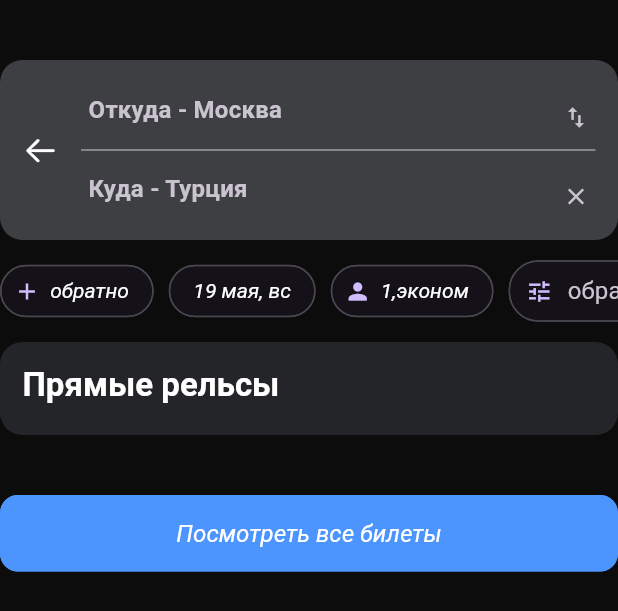
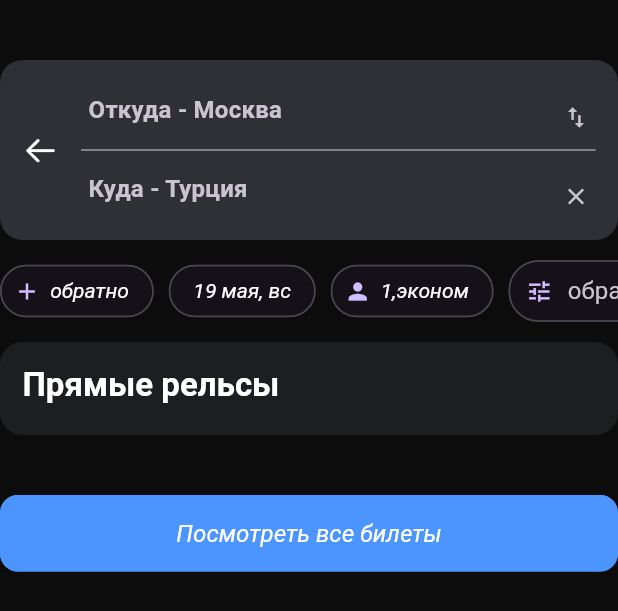
Before and after one commit to leokushio/ticket_finder, a Flutter app: the PickCountryScreen widget shown alone on an empty page, opened directly, on a phone screen of 412 x 824 dp. Shown: the top 611 px of the screen. Run offline on Flutter 3.47's test engine with Material 3 defaults, Android fonts, the phone set to English and light mode, and no system bars; our stand-ins replace iconsax; network calls fail; Roboto replaces fonts that are missing (SFProDisplay); project files that could hold a hidden picture were left out.

Commit message:
update 0.1

```diff
--- a/lib/providers/api_provider.dart
+++ b/lib/providers/api_provider.dart
@@ -2,6 +2,7 @@
 
 import 'package:flutter/material.dart';
 import 'package:http/http.dart';
+import 'package:ticket_finder/models/api/all_tickets_model.dart';
 import 'package:ticket_finder/models/api/offers_model.dart';
 import 'package:http/http.dart' as http;
 import 'package:ticket_finder/models/api/ticket_offers_model.dart';
@@ -14,11 +15,17 @@ class APIProvider extends ChangeNotifier{
   static const ticketOffersURL =
     'https://run.mocky.io/v3/7e55bf02-89ff-4847-9eb7-7d83ef884017';
 
+  static const allTicketsURL =
+    'https://run.mocky.io/v3/670c3d56-7f03-4237-9e34-d437a9e56ebf';
+
   bool isLoadingOffers = true;
   bool isLoadingTicketOffers = true;
+  bool isLoadingAllTickets = true;
   String error = '';
+
   OffersModel offersModel = OffersModel(offers: []);
   TicketOfferModel ticketOfferModel = TicketOfferModel(ticketsOffers: []);
+  AllTicketsModel allTicketsModel = AllTicketsModel(tickets: []);
 
   getDataFromAPI() async{
     try {
@@ -48,4 +55,18 @@ class APIProvider extends ChangeNotifier{
     isLoadingTicketOffers = false;
     notifyListeners();
   }
+  getAllTicketsDataFromAPI() async{
+    try {
+      Response response = await http.get(Uri.parse(allTicketsURL));
+      if (response.statusCode == 200) {
+        allTicketsModel = allTicketsModelFromJson(response.body);
+      } else {
+        error = response.statusCode.toString();
+      }
+    } catch (e) {
+       error = e.toString();
+    }
+    isLoadingAllTickets = false;
+    notifyListeners();
+  }
 }
--- a/lib/providers/search_provider.dart
+++ b/lib/providers/search_provider.dart
@@ -31,6 +31,10 @@ class SearchProvider extends ChangeNotifier {
 
   void goToPickCountryScreen () {
     subScreenIndex = 1;
+    notifyListeners();
+  }
+  void goToAllTicketsScreen () {
+    subScreenIndex = 2;
     notifyListeners();
   }
 
--- a/lib/screens/common_widgets/ticket_searchbox.dart
+++ b/lib/screens/common_widgets/ticket_searchbox.dart
@@ -43,7 +43,7 @@ class TicketSearchBox extends StatelessWidget {
       height: 120,
       padding: const EdgeInsets.all(XSizes.md),
       decoration: BoxDecoration(
-        color: XColors.grey4,
+        color: XColors.grey3,
         borderRadius: BorderRadius.circular(XSizes.defaultRadius),
     ),
     child: Row(
--- a/lib/screens/home_screen/home_screen.dart
+++ b/lib/screens/home_screen/home_screen.dart
@@ -12,10 +12,11 @@ import 'package:ticket_finder/models/api/offers_model.dart';
 import 'package:ticket_finder/providers/api_provider.dart';
 import 'package:ticket_finder/providers/search_provider.dart';
 import 'package:ticket_finder/screens/home_screen/initial_screen.dart';
-import 'package:ticket_finder/screens/home_screen/pick_country_screen.dart';
+import 'package:ticket_finder/screens/pick_country_screen/pick_country_screen.dart';
 import 'package:ticket_finder/screens/home_screen/widgets/offers_section.dart';
 import 'package:ticket_finder/screens/common_widgets/ticket_searchbox.dart';
 import 'package:ticket_finder/screens/search_screen_bottomsheet/search_screen.dart';
+import 'package:ticket_finder/screens/see_all_tickets_screen/see_all_tickets_screen.dart';
 
 class HomeScreen extends StatelessWidget {
   const HomeScreen({super.key});
@@ -25,6 +26,7 @@ class HomeScreen extends StatelessWidget {
     final subScreens = [
       const InitialScreen(),
       const PickCountryScreen(),
+      const SeeAllTicketsScreen(),
     ];
 
     final searchProvider = Provider.of<SearchProvider>(context);
--- a/lib/screens/home_screen/pick_country_screen.dart
+++ /dev/null
@@ -1,118 +0,0 @@
-
-import 'package:flutter/material.dart';
-import 'package:intl/date_symbol_data_local.dart';
-import 'package:intl/intl.dart';
-import 'package:provider/provider.dart';
-import 'package:ticket_finder/constants/sizes.dart';
-import 'package:ticket_finder/providers/search_provider.dart';
-import 'package:ticket_finder/screens/common_widgets/ticket_searchbox.dart';
-import 'package:ticket_finder/screens/home_screen/widgets/ticket_offers_section.dart';
-
-class PickCountryScreen extends StatefulWidget {
-  const PickCountryScreen({super.key});
-
-  @override
-  State<PickCountryScreen> createState() => _PickCountryScreenState();
-}
-
-class _PickCountryScreenState extends State<PickCountryScreen> {
-  @override
-  void initState() {
-    super.initState();
-    initializeDateFormatting();
-  }
-  @override
-  Widget build(BuildContext context) {
-    final searchProvider = Provider.of<SearchProvider>(context);
-    return Column(
-      children: [
-        const SizedBox(height: XSizes.spaceBtwSections,),
-
-        // -- Search Box --
-        TicketSearchBox(
-          showPrefixIcons: false,
-          showSurfixClearIcon: true,
-          showLeftSearchIcon: false,
-          showSurfixSwapIcon: true,
-          showLeftBackButton: true,
-          whereToAutoFocus: false,
-          whereToReadOnly: true,
-          onEditingComplete: false,
-        ),
-        const SizedBox(height: XSizes.spaceBtwItems *2,),
-
-
-//----------Chips ----------
-        SingleChildScrollView(
-          scrollDirection: Axis.horizontal,
-          child: Row(
-            children: [
-              GestureDetector(
-                onTap: ()=> context.read<SearchProvider>().showReturnDatePicker(context),
-                child: Chip(
-                  labelStyle: Theme.of(context).textTheme.displaySmall,
-                  label: Text(
-                    searchProvider.returnDate == null ? 'обратно'
-                    : DateFormat('dd MMM, EEE', 'ru').format(searchProvider.returnDate!)
-                    ),
-                  avatar: const Icon(Icons.add),
-                  shape: RoundedRectangleBorder(borderRadius: BorderRadius.circular(20)),
-                ),
-              ),
-              const SizedBox(width: XSizes.spaceBtwItems * 2,),
-
-              GestureDetector(
-                onTap: () => context.read<SearchProvider>().showDepatureDatePicker(context),
-                child: Chip(
-                  labelStyle: Theme.of(context).textTheme.displaySmall,
-                  label: Text(DateFormat('dd MMM, EEE', 'ru').format(searchProvider.depatureDate)),
-                  // avatar: Icon(Icons.add),
-                  shape: RoundedRectangleBorder(borderRadius: BorderRadius.circular(20)),
-                ),
-              ),
-              const SizedBox(width: XSizes.spaceBtwItems * 2,),
-
-              GestureDetector(
-                onTap: (){},
-                child: Chip(
-                  labelStyle: Theme.of(context).textTheme.displaySmall,
-                  label: const Text('1,эконом'),
-                  avatar: const Icon(Icons.person),
-                  shape: RoundedRectangleBorder(borderRadius: BorderRadius.circular(20)),
-                ),
-              ),
-              const SizedBox(width: XSizes.spaceBtwItems * 2,),
-
-              GestureDetector(
-                onTap: (){},
-                child: Chip(
-                  label: const Text('обратно'),
-                  avatar: const Icon(Icons.tune),
-                  shape: RoundedRectangleBorder(borderRadius: BorderRadius.circular(20)),
-                ),
-              ),
-              const SizedBox(width: XSizes.spaceBtwItems * 2,),
-
-            ],
-          ),
-        ),
-        const SizedBox(height: XSizes.spaceBtwItems * 2,),
-
-        // -- List of Flight Companies --
-        const TicketOffersSection(),
-        const SizedBox(height: XSizes.spaceBtwSections,),
-
-        // -- Button --
-        SizedBox(
-          width: double.infinity,
-          child: ElevatedButton(
-            onPressed: (){},
-            child: Text('Посмотреть все билеты')
-            ),
-        )
-      ],
-    );
-  }
-
-
-}
--- a/lib/screens/home_screen/widgets/ticket_offers_section.dart
+++ b/lib/screens/home_screen/widgets/ticket_offers_section.dart
@@ -16,7 +16,7 @@ class TicketOffersSection extends StatelessWidget {
     return Container(
       // height: 500,
       decoration: BoxDecoration(
-        color: XColors.grey2,
+        color: XColors.grey1,
         borderRadius: BorderRadius.circular(XSizes.defaultRadius)
       ),
       child: Padding(
--- /dev/null
+++ b/lib/screens/pick_country_screen/pick_country_screen.dart
@@ -0,0 +1,67 @@
+
+import 'package:flutter/material.dart';
+import 'package:intl/date_symbol_data_local.dart';
+import 'package:intl/intl.dart';
+import 'package:provider/provider.dart';
+import 'package:ticket_finder/constants/sizes.dart';
+import 'package:ticket_finder/providers/search_provider.dart';
+import 'package:ticket_finder/screens/common_widgets/ticket_searchbox.dart';
+import 'package:ticket_finder/screens/home_screen/widgets/ticket_offers_section.dart';
+import 'package:ticket_finder/screens/pick_country_screen/widgets/chips.dart';
+
+class PickCountryScreen extends StatefulWidget {
+  const PickCountryScreen({super.key});
+
+  @override
+  State<PickCountryScreen> createState() => _PickCountryScreenState();
+}
+
+class _PickCountryScreenState extends State<PickCountryScreen> {
+  @override
+  void initState() {
+    super.initState();
+    initializeDateFormatting();
+  }
+  @override
+  Widget build(BuildContext context) {
+    final searchProvider = Provider.of<SearchProvider>(context);
+    return Column(
+      children: [
+        const SizedBox(height: XSizes.spaceBtwSections,),
+
+        // -- Search Box --
+        TicketSearchBox(
+          showPrefixIcons: false,
+          showSurfixClearIcon: true,
+          showLeftSearchIcon: false,
+          showSurfixSwapIcon: true,
+          showLeftBackButton: true,
+          whereToAutoFocus: false,
+          whereToReadOnly: true,
+          onEditingComplete: false,
+        ),
+        const SizedBox(height: XSizes.spaceBtwItems *2,),
+
+
+//----------Chips ----------
+        XChips(searchProvider: searchProvider),
+        const SizedBox(height: XSizes.spaceBtwItems * 2,),
+
+        // -- List of Flight Companies --
+        const TicketOffersSection(),
+        const SizedBox(height: XSizes.spaceBtwSections,),
+
+        // -- Button --
+        SizedBox(
+          width: double.infinity,
+          child: ElevatedButton(
+            onPressed: () => context.read<SearchProvider>().goToAllTicketsScreen(),
+            child: const Text('Посмотреть все билеты')
+            ),
+        )
+      ],
+    );
+  }
+
+
+}
--- /dev/null
+++ b/lib/screens/pick_country_screen/widgets/chips.dart
@@ -0,0 +1,71 @@
+import 'package:flutter/material.dart';
+import 'package:intl/intl.dart';
+import 'package:provider/provider.dart';
+import 'package:ticket_finder/constants/sizes.dart';
+import 'package:ticket_finder/providers/search_provider.dart';
+
+class XChips extends StatelessWidget {
+  const XChips({
+    super.key,
+    required this.searchProvider,
+  });
+
+  final SearchProvider searchProvider;
+
+  @override
+  Widget build(BuildContext context) {
+    return SingleChildScrollView(
+      scrollDirection: Axis.horizontal,
+      child: Row(
+        children: [
+          GestureDetector(
+            onTap: ()=> context.read<SearchProvider>().showReturnDatePicker(context),
+            child: Chip(
+              labelStyle: Theme.of(context).textTheme.displaySmall,
+              label: Text(
+                searchProvider.returnDate == null ? 'обратно'
+                : DateFormat('dd MMM, EEE', 'ru').format(searchProvider.returnDate!)
+                ),
+              avatar: const Icon(Icons.add),
+              shape: RoundedRectangleBorder(borderRadius: BorderRadius.circular(20)),
+            ),
+          ),
+          const SizedBox(width: XSizes.spaceBtwItems * 2,),
+
+          GestureDetector(
+            onTap: () => context.read<SearchProvider>().showDepatureDatePicker(context),
+            child: Chip(
+              labelStyle: Theme.of(context).textTheme.displaySmall,
+              label: Text(DateFormat('dd MMM, EEE', 'ru').format(searchProvider.depatureDate)),
+              // avatar: Icon(Icons.add),
+              shape: RoundedRectangleBorder(borderRadius: BorderRadius.circular(20)),
+            ),
+          ),
+          const SizedBox(width: XSizes.spaceBtwItems * 2,),
+
+          GestureDetector(
+            onTap: (){},
+            child: Chip(
+              labelStyle: Theme.of(context).textTheme.displaySmall,
+              label: const Text('1,эконом'),
+              avatar: const Icon(Icons.person),
+              shape: RoundedRectangleBorder(borderRadius: BorderRadius.circular(20)),
+            ),
+          ),
+          const SizedBox(width: XSizes.spaceBtwItems * 2,),
+
+          GestureDetector(
+            onTap: (){},
+            child: Chip(
+              label: const Text('обратно'),
+              avatar: const Icon(Icons.tune),
+              shape: RoundedRectangleBorder(borderRadius: BorderRadius.circular(20)),
+            ),
+          ),
+          const SizedBox(width: XSizes.spaceBtwItems * 2,),
+
+        ],
+      ),
+    );
+  }
+}
--- a/lib/utils/theme/custom_themes/text_theme.dart
+++ b/lib/utils/theme/custom_themes/text_theme.dart
@@ -1,4 +1,5 @@
 import 'package:flutter/material.dart';
+import 'package:ticket_finder/constants/colors.dart';
 
 class XTextTheme {
 
@@ -19,6 +20,7 @@ class XTextTheme {
     labelMedium: const TextStyle().copyWith(fontSize: 14.0, fontWeight: FontWeight.normal,color: Colors.white.withOpacity(0.5)),
 
     displaySmall: const TextStyle().copyWith(fontSize: 14.0, fontWeight: FontWeight.normal,color: Colors.white, fontStyle: FontStyle.italic),
+    displayMedium: const TextStyle().copyWith(fontSize: 14.0, fontWeight: FontWeight.normal,color: XColors.grey6, fontStyle: FontStyle.italic),
 
   );
 }
```
Also changed, not shown: lib/models/api/all_tickets_model.dart (added, +201 -0 lines), lib/screens/see_all_tickets_screen/see_all_tickets_screen.dart (+34 -0 lines), lib/screens/see_all_tickets_screen/widgets/all_tickets_list.dart (added, +82 -0 lines), lib/screens/see_all_tickets_screen/widgets/top_nav_box.dart (added, +31 -0 lines).
